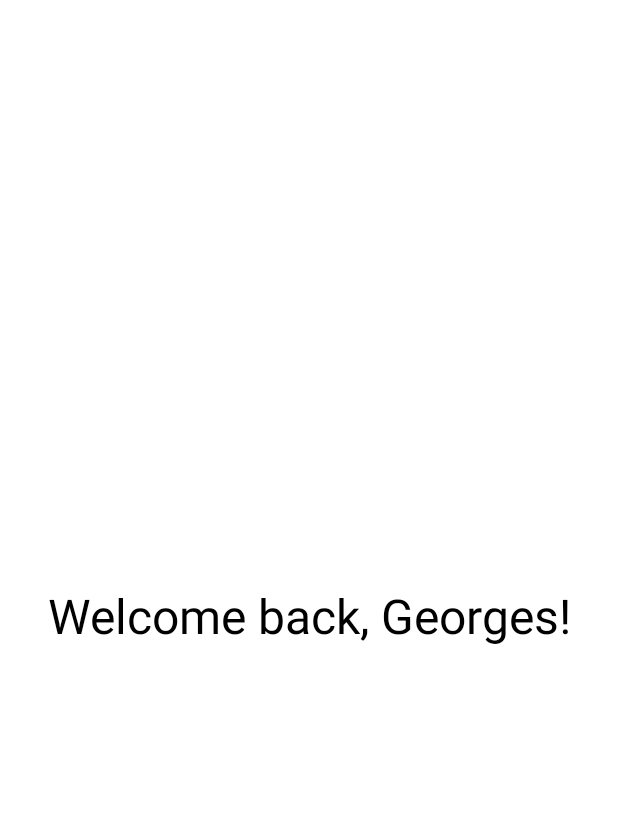
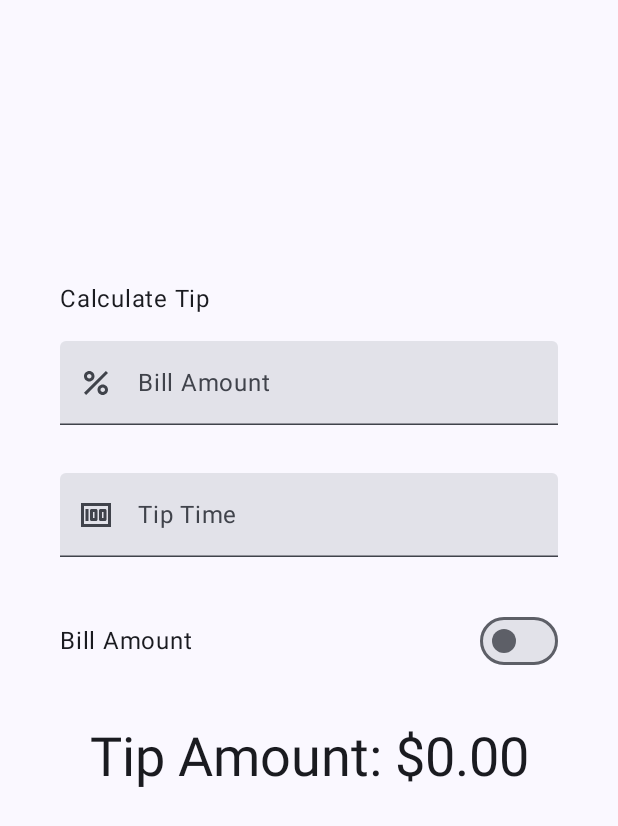
Before and after one commit to georgesroberto/Learn, an Android app built with Jetpack Compose: the MainActivity screen opened directly, with no data from a screen before it, on a phone screen of 412 x 824 dp. Shown: the top 826 px of the screen. Run offline under Robolectric (Android 15) with nearby library versions, the phone set to English and light mode, and no system bars.

Commit message:
Instantiated App

```diff
--- a/app/src/main/java/com/georges/learn/MainActivity.kt
+++ b/app/src/main/java/com/georges/learn/MainActivity.kt
@@ -3,17 +3,44 @@ package com.georges.learn
 import android.os.Bundle
 import androidx.activity.ComponentActivity
 import androidx.activity.compose.setContent
+import androidx.annotation.DrawableRes
+import androidx.annotation.StringRes
 import androidx.compose.foundation.layout.Arrangement
 import androidx.compose.foundation.layout.Column
+import androidx.compose.foundation.layout.Row
+import androidx.compose.foundation.layout.Spacer
 import androidx.compose.foundation.layout.fillMaxSize
 import androidx.compose.foundation.layout.fillMaxWidth
+import androidx.compose.foundation.layout.height
+import androidx.compose.foundation.layout.padding
+import androidx.compose.foundation.layout.safeDrawingPadding
+import androidx.compose.foundation.layout.size
+import androidx.compose.foundation.layout.statusBarsPadding
+import androidx.compose.foundation.layout.wrapContentWidth
+import androidx.compose.foundation.rememberScrollState
+import androidx.compose.foundation.text.KeyboardOptions
+import androidx.compose.foundation.verticalScroll
+import androidx.compose.material3.Icon
 import androidx.compose.material3.MaterialTheme
+import androidx.compose.material3.Surface
+import androidx.compose.material3.Switch
 import androidx.compose.material3.Text
+import androidx.compose.material3.TextField
 import androidx.compose.runtime.Composable
+import androidx.compose.runtime.getValue
+import androidx.compose.runtime.mutableStateOf
+import androidx.compose.runtime.remember
+import androidx.compose.runtime.setValue
 import androidx.compose.ui.Alignment
 import androidx.compose.ui.Modifier
-import androidx.compose.ui.text.style.TextAlign
+import androidx.compose.ui.res.painterResource
+import androidx.compose.ui.res.stringResource
+import androidx.compose.ui.text.input.ImeAction
+import androidx.compose.ui.text.input.KeyboardType
+import androidx.compose.ui.tooling.preview.Preview
+import androidx.compose.ui.unit.dp
 import com.georges.learn.ui.theme.LearnTheme
+import java.text.NumberFormat
 
 class MainActivity : ComponentActivity() {
     override fun onCreate(savedInstanceState: Bundle?) {
@@ -21,25 +48,131 @@ class MainActivity : ComponentActivity() {
         setContent {
             LearnTheme {
                 // A surface container using the 'background' color from the theme
-                Column(
+                Surface(
                     modifier = Modifier.fillMaxSize(),
-                    verticalArrangement = Arrangement.Center,
-                    horizontalAlignment = Alignment.CenterHorizontally
                 ) {
-                    GreetingMessage(name = "Georges")
+                    TipTimeApp()
                 }
             }
         }
     }
 }
 
+@Preview(showBackground = true)
+@Composable
+fun TipTimeApp() {
+    TipCalculator()
+}
+
 
 @Composable
-fun GreetingMessage(name: String) {
-    Text(
-        text = "Welcome back, $name!",
-        style = MaterialTheme.typography.headlineLarge,
-        textAlign = TextAlign.Center,
-        modifier = Modifier.fillMaxWidth()
+fun TipCalculator() {
+    var amountInput by remember { mutableStateOf("") }
+    var tipInput by remember { mutableStateOf("") }
+    var roundUp by remember { mutableStateOf(false) }
+
+    val amount = amountInput.toDoubleOrNull() ?: 0.0
+    val tipPercent = tipInput.toDoubleOrNull() ?: 0.0
+    val tip = calculateTip(amount, tipPercent, roundUp)
+
+    Column(
+        modifier = Modifier
+            .statusBarsPadding()
+            .padding(horizontal = 40.dp)
+            .verticalScroll(rememberScrollState())
+            .safeDrawingPadding(),
+        horizontalAlignment = Alignment.CenterHorizontally,
+        verticalArrangement = Arrangement.Center
+    ) {
+        Text(
+            text = stringResource(R.string.calculate_tip),
+            modifier = Modifier
+                .padding(bottom = 16.dp, top = 40.dp)
+                .align(alignment = Alignment.Start)
+        )
+        EditNumberField(
+            label = R.string.bill_amount,
+            leadingIcon = R.drawable.percent,
+            keyboardOptions = KeyboardOptions.Default.copy(
+                keyboardType = KeyboardType.Number,
+                imeAction = ImeAction.Next
+            ),
+            value = amountInput,
+            onValueChanged = { amountInput = it },
+            modifier = Modifier.padding(bottom = 32.dp).fillMaxWidth(),
+        )
+        EditNumberField(
+            label = R.string.app_name,
+            leadingIcon = R.drawable.money,
+            keyboardOptions = KeyboardOptions.Default.copy(
+                keyboardType = KeyboardType.Number,
+                imeAction = ImeAction.Done
+            ),
+            value = tipInput,
+            onValueChanged = { tipInput = it },
+            modifier = Modifier.padding(bottom = 32.dp).fillMaxWidth(),
+        )
+        RoundTheTipRow(
+            roundUp = roundUp,
+            onRoundUpChanged = { roundUp = it },
+            modifier = Modifier.padding(bottom = 32.dp)
+        )
+        Text(
+            text = stringResource(R.string.tip_amount, tip),
+            style = MaterialTheme.typography.displaySmall
+        )
+        Spacer(modifier = Modifier.height(150.dp))
+    }
+}
+
+@Composable
+fun EditNumberField(
+    @StringRes label: Int,
+    @DrawableRes leadingIcon: Int,
+    keyboardOptions: KeyboardOptions,
+    value: String,
+    onValueChanged: (String) -> Unit,
+    modifier: Modifier = Modifier
+) {
+    TextField(
+        value = value,
+        singleLine = true,
+        leadingIcon = { Icon(painter = painterResource(id = leadingIcon), null) },
+        modifier = modifier,
+        onValueChange = onValueChanged,
+        label = { Text(stringResource(label)) },
+        keyboardOptions = keyboardOptions
     )
 }
+
+@Composable
+fun RoundTheTipRow(
+    roundUp: Boolean,
+    onRoundUpChanged: (Boolean) -> Unit,
+    modifier: Modifier = Modifier
+) {
+    Row(
+        modifier = modifier
+            .fillMaxWidth()
+            .size(48.dp),
+        verticalAlignment = Alignment.CenterVertically
+    ) {
+        Text(text = stringResource(R.string.bill_amount))
+        Switch(
+            modifier = Modifier
+                .fillMaxWidth()
+                .wrapContentWidth(Alignment.End),
+            checked = roundUp,
+            onCheckedChange = onRoundUpChanged
+        )
+    }
+}
+
+
+private fun calculateTip(amount: Double, tipPercent: Double = 15.0, roundUp: Boolean): String {
+    var tip = tipPercent / 100 * amount
+    if (roundUp) {
+        tip = kotlin.math.ceil(tip)
+    }
+    return NumberFormat.getCurrencyInstance().format(tip)
+}
--- /dev/null
+++ b/app/src/main/res/drawable/money.xml
@@ -0,0 +1,6 @@
+<vector android:height="24dp" android:tint="#000000"
+    android:viewportHeight="24" android:viewportWidth="24"
+    android:width="24dp" xmlns:android="http://schemas.android.com/apk/res/android">
+    <path android:fillColor="@android:color/white" android:pathData="M5,8h2v8L5,16zM12,8L9,8c-0.55,0 -1,0.45 -1,1v6c0,0.55 0.45,1 1,1h3c0.55,0 1,-0.45 1,-1L13,9c0,-0.55 -0.45,-1 -1,-1zM11,14h-1v-4h1v4zM18,8h-3c-0.55,0 -1,0.45 -1,1v6c0,0.55 0.45,1 1,1h3c0.55,0 1,-0.45 1,-1L19,9c0,-0.55 -0.45,-1 -1,-1zM17,14h-1v-4h1v4z"/>
+    <path android:fillColor="@android:color/white" android:pathData="M2,4v16h20L22,4L2,4zM4,18L4,6h16v12L4,18z"/>
+</vector>
--- /dev/null
+++ b/app/src/main/res/drawable/percent.xml
@@ -0,0 +1,7 @@
+<vector android:height="24dp" android:tint="#000000"
+    android:viewportHeight="24" android:viewportWidth="24"
+    android:width="24dp" xmlns:android="http://schemas.android.com/apk/res/android">
+    <path android:fillColor="@android:color/white" android:pathData="M7.5,11C9.43,11 11,9.43 11,7.5S9.43,4 7.5,4S4,5.57 4,7.5S5.57,11 7.5,11zM7.5,6C8.33,6 9,6.67 9,7.5S8.33,9 7.5,9S6,8.33 6,7.5S6.67,6 7.5,6z"/>
+    <path android:fillColor="@android:color/white" android:pathData="M4.0025,18.5831l14.5875,-14.5875l1.4142,1.4142l-14.5875,14.5875z"/>
+    <path android:fillColor="@android:color/white" android:pathData="M16.5,13c-1.93,0 -3.5,1.57 -3.5,3.5s1.57,3.5 3.5,3.5s3.5,-1.57 3.5,-3.5S18.43,13 16.5,13zM16.5,18c-0.83,0 -1.5,-0.67 -1.5,-1.5s0.67,-1.5 1.5,-1.5s1.5,0.67 1.5,1.5S17.33,18 16.5,18z"/>
+</vector>
--- a/app/src/main/res/values/strings.xml
+++ b/app/src/main/res/values/strings.xml
@@ -1,3 +1,6 @@
-<resources>
-    <string name="app_name">Learn</string>
+ <resources>
+    <string name="app_name">Tip Time</string>
+    <string name="calculate_tip">Calculate Tip</string>
+    <string name="bill_amount">Bill Amount</string>
+    <string name="tip_amount">Tip Amount: %s</string>
 </resources>
```
